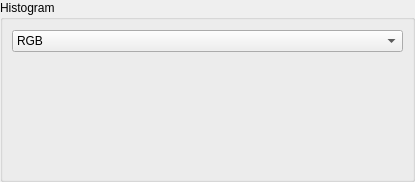
This is src/display/qt/windows/ControlPanel/Output/Histogram.ui in mrehkopf/vcs as Qt 5 draws it before an edit. The edited form follows.
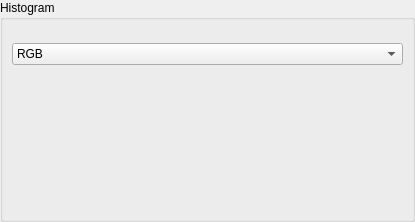
This is the edited form. Custom widgets are drawn as their Qt base class.

```diff
--- a/src/display/qt/windows/ControlPanel/Output/Histogram.ui
+++ b/src/display/qt/windows/ControlPanel/Output/Histogram.ui
@@ -7,7 +7,7 @@
     <x>0</x>
     <y>0</y>
     <width>415</width>
-    <height>182</height>
+    <height>222</height>
    </rect>
   </property>
   <property name="focusPolicy">
```
